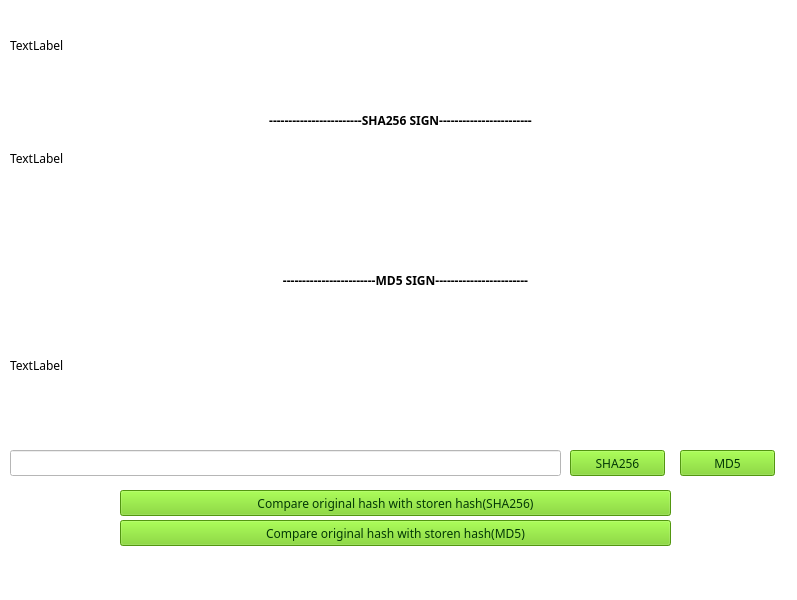
Qt form frontend/manageIA.ui (Herenot/Tor-Forensic-Manager-TFM-) before a commit.
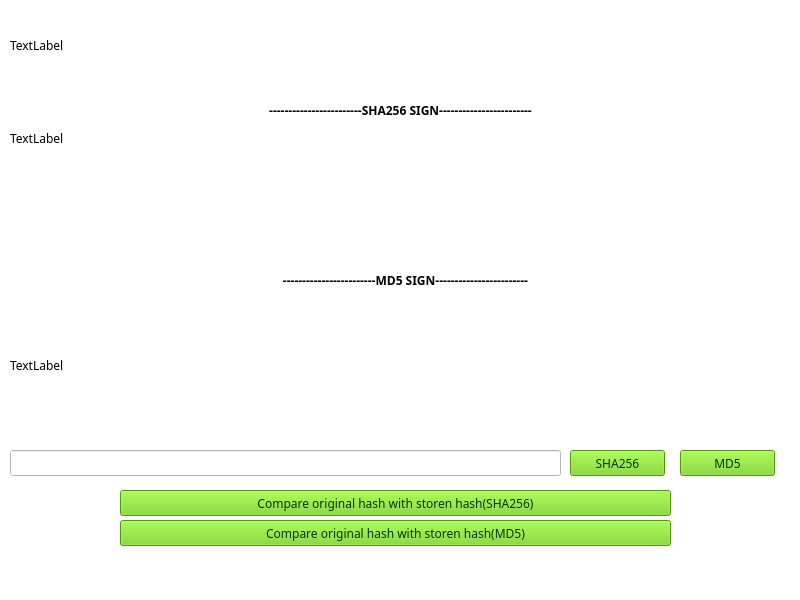
The same form after that commit.

Commit message: Eliminados prints, cambiado tamaño ventana de administración de integridad y autoría

Diff of the .ui file:
```diff
--- a/frontend/manageIA.ui
+++ b/frontend/manageIA.ui
@@ -6,10 +6,22 @@
    <rect>
     <x>0</x>
     <y>0</y>
-    <width>797</width>
+    <width>800</width>
     <height>600</height>
    </rect>
   </property>
+  <property name="minimumSize">
+   <size>
+    <width>800</width>
+    <height>600</height>
+   </size>
+  </property>
+  <property name="maximumSize">
+   <size>
+    <width>800</width>
+    <height>600</height>
+   </size>
+  </property>
   <property name="windowTitle">
    <string>Manage Integrity and Authority</string>
   </property>
@@ -41,7 +53,7 @@
     <property name="geometry">
      <rect>
       <x>10</x>
-      <y>110</y>
+      <y>100</y>
       <width>781</width>
       <height>20</height>
      </rect>
@@ -64,9 +76,9 @@
     <property name="geometry">
      <rect>
       <x>10</x>
-      <y>150</y>
+      <y>130</y>
       <width>771</width>
-      <height>111</height>
+      <height>131</height>
      </rect>
     </property>
     <property name="font">
```
Left out of the diff: 2 changed lines with no effect on the pictures. The commit also changes 3 other files.
